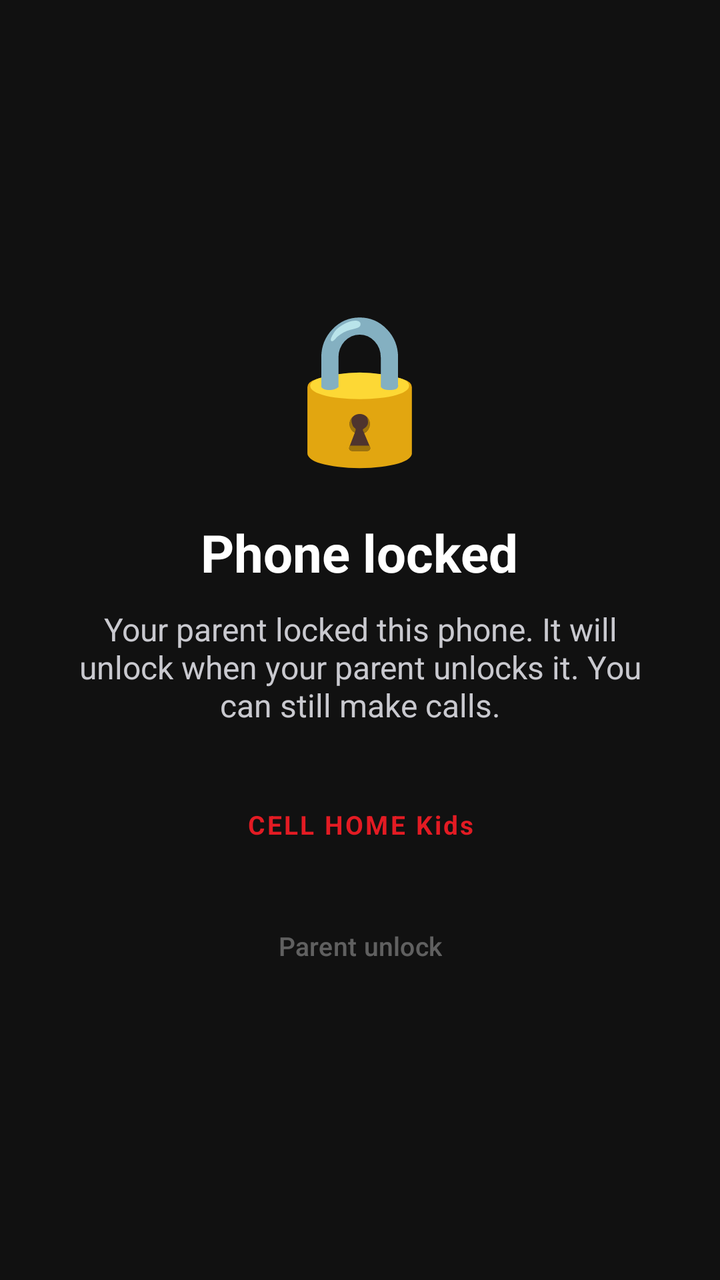
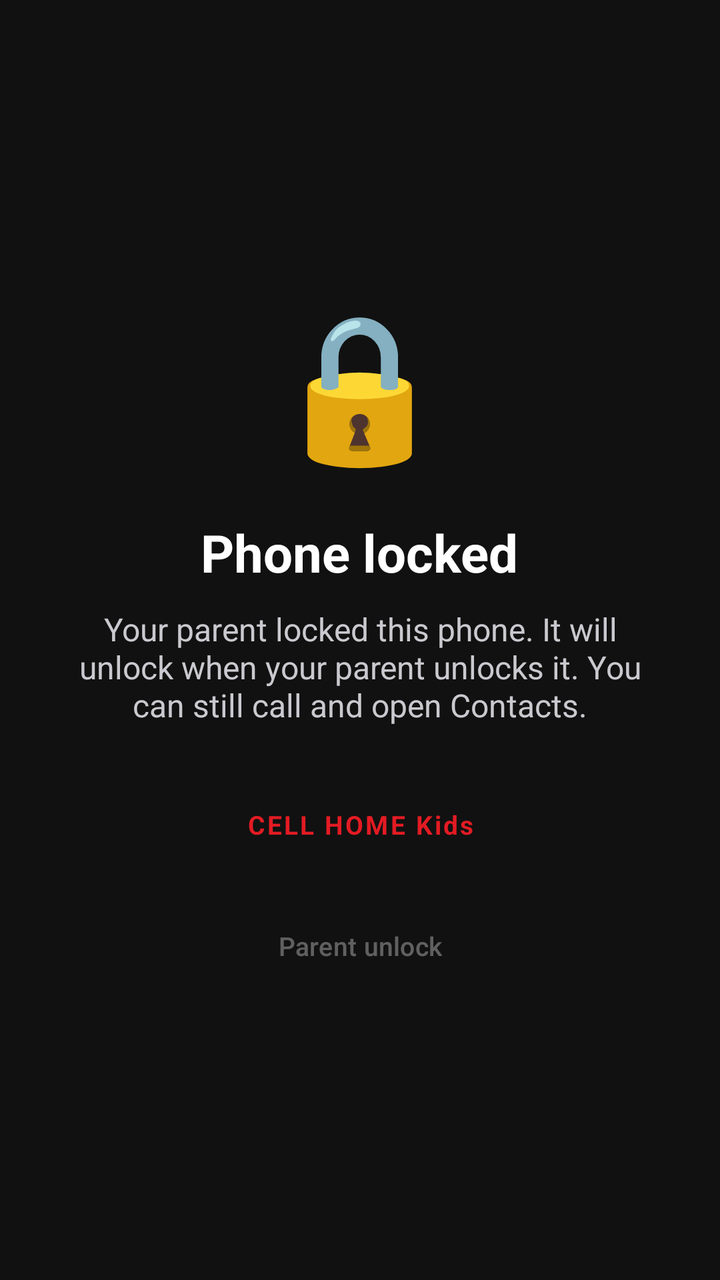

Two renders of the same Android screen: before a commit and after it. Below are the layout's source before the change and the commit's diff.
<!-- AndroidManifest.xml: activity theme Theme.KidGuard.Block -->
<!-- res/layout/activity_lock.xml -->
<?xml version="1.0" encoding="utf-8"?>
<LinearLayout xmlns:android="http://schemas.android.com/apk/res/android"
    android:layout_width="match_parent"
    android:layout_height="match_parent"
    android:background="#111111"
    android:gravity="center"
    android:orientation="vertical"
    android:padding="32dp">

    <TextView
        android:id="@+id/lockLogo"
        android:layout_width="wrap_content"
        android:layout_height="wrap_content"
        android:text="🔒"
        android:textSize="72sp" />

    <TextView
        android:layout_width="wrap_content"
        android:layout_height="wrap_content"
        android:layout_marginTop="20dp"
        android:gravity="center"
        android:text="Phone locked"
        android:textColor="@color/white"
        android:textSize="26sp"
        android:textStyle="bold" />

    <TextView
        android:id="@+id/lockMessage"
        android:layout_width="wrap_content"
        android:layout_height="wrap_content"
        android:layout_marginTop="10dp"
        android:gravity="center"
        android:text="Your parent locked this phone. It will unlock when your parent unlocks it. You can still make calls."
        android:textColor="#C9C9CF"
        android:textSize="16sp" />

    <TextView
        android:layout_width="wrap_content"
        android:layout_height="wrap_content"
        android:layout_marginTop="40dp"
        android:gravity="center"
        android:text="CELL HOME Kids"
        android:textColor="#E31B23"
        android:textSize="13sp"
        android:textStyle="bold"
        android:letterSpacing="0.08" />

    
    <Button
        android:id="@+id/parentUnlock"
        android:layout_width="wrap_content"
        android:layout_height="wrap_content"
        android:layout_marginTop="28dp"
        android:background="@android:color/transparent"
        android:text="Parent unlock"
        android:textColor="#55FFFFFF"
        android:textSize="13sp" />
</LinearLayout>
<!-- resources referenced by this layout -->
<resources>
  <color name="white">#FFFFFF</color>
  <style name="Theme.KidGuard.Block" parent="Theme.KidGuard">
          <item name="android:windowBackground">@color/block_bg</item>
          <item name="android:statusBarColor">@color/block_bg</item>
          <item name="android:navigationBarColor">@color/block_bg</item>
      </style>
  <style name="Theme.KidGuard" parent="Theme.Material3.DayNight.NoActionBar">
          <item name="colorPrimary">@color/brand</item>
          <item name="colorOnPrimary">@color/white</item>
          <item name="colorSecondary">@color/brand_dark</item>
          <item name="android:statusBarColor">@color/brand_dark</item>
          <item name="android:windowLightStatusBar">false</item>
      </style>
  <color name="block_bg">#111111</color>
  <color name="brand">#E31B23</color>
  <color name="brand_dark">#111111</color>
</resources>

<!-- the commit's change to res/layout/activity_lock.xml (unified diff, before → after) -->
@@ -30,7 +30,7 @@
         android:layout_height="wrap_content"
         android:layout_marginTop="10dp"
         android:gravity="center"
-        android:text="Your parent locked this phone. It will unlock when your parent unlocks it. You can still make calls."
+        android:text="Your parent locked this phone. It will unlock when your parent unlocks it. You can still call and open Contacts."
         android:textColor="#C9C9CF"
         android:textSize="16sp" />
 
